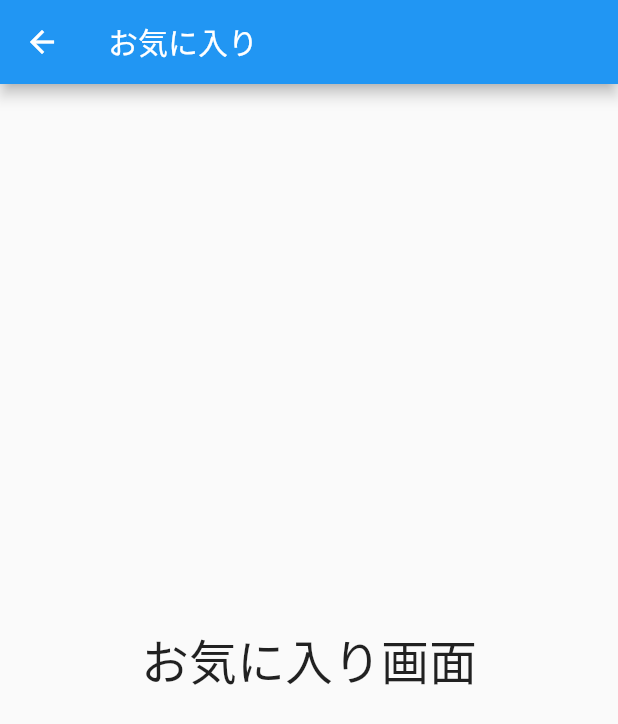
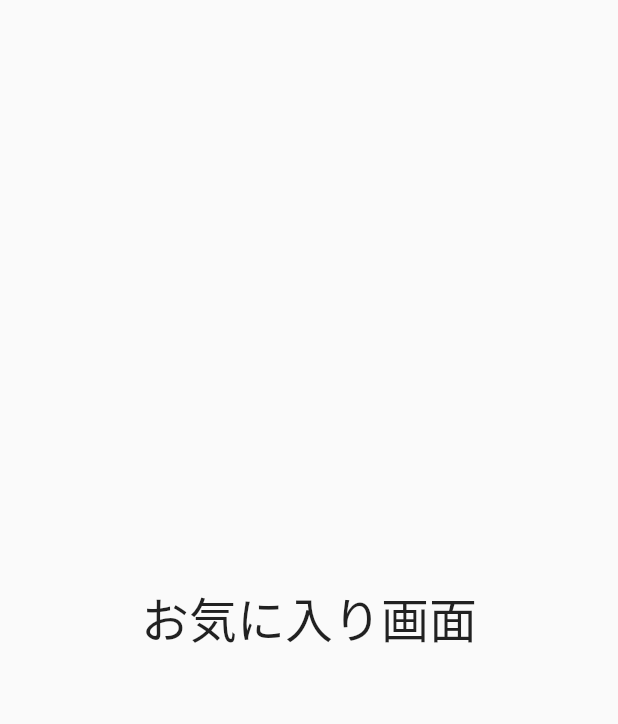
Before and after one commit to nobu35/Omorode, a Flutter app: the BookmarkScreen screen opened directly, on a phone screen of 412 x 824 dp. Shown: the top 724 px of the screen. Run offline on Flutter 3.47's test engine with Material 2 defaults, Android fonts, the phone set to English and light mode, and no system bars; our stand-ins replace firebase_core; accounts and stored records are empty.

```diff
--- a/lib/bookmark.dart
+++ b/lib/bookmark.dart
@@ -5,12 +5,8 @@ class BookmarkScreen extends StatelessWidget {
 
   @override
   Widget build(BuildContext context) {
-    return Scaffold(
-      appBar: AppBar(
-        title: const Text('お気に入り'),
-      ),
-      body: const Center(
-          child: Text('お気に入り画面', style: TextStyle(fontSize: 32.0))),
+    return const Scaffold(
+      body: Center(child: Text('お気に入り画面', style: TextStyle(fontSize: 32.0))),
     );
   }
 }
--- a/lib/notification.dart
+++ b/lib/notification.dart
@@ -5,12 +5,8 @@ class NotificationScreen extends StatelessWidget {
 
   @override
   Widget build(BuildContext context) {
-    return Scaffold(
-      appBar: AppBar(
-        title: const Text('お知らせ'),
-      ),
-      body:
-          const Center(child: Text('お知らせ画面', style: TextStyle(fontSize: 32.0))),
+    return const Scaffold(
+      body: Center(child: Text('お知らせ画面', style: TextStyle(fontSize: 32.0))),
     );
   }
 }
```
Also changed, not shown: lib/account.dart (+2 -6 lines), lib/app.dart (+9 -0 lines), lib/home.dart (+2 -6 lines), pubspec.lock, 2 other files.
